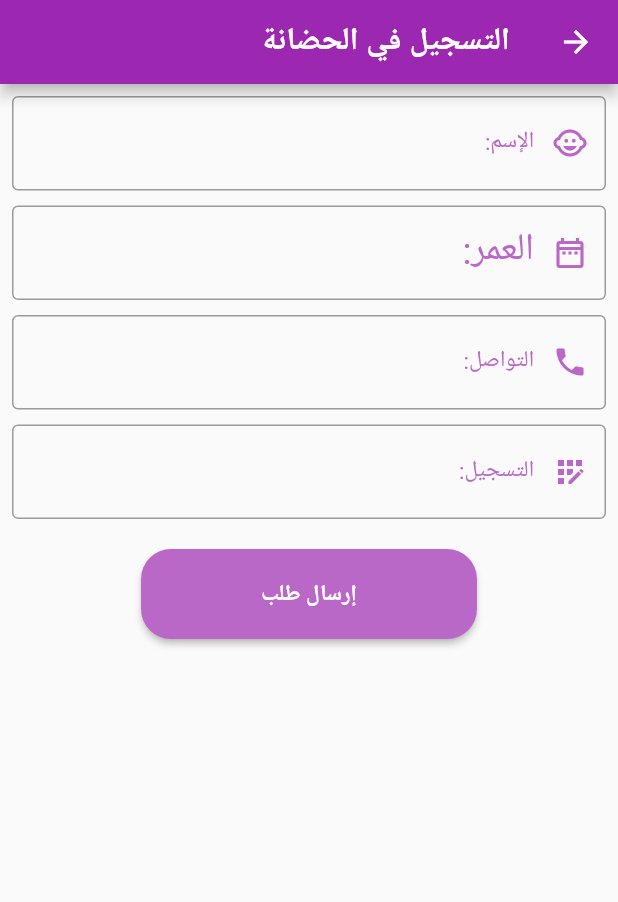
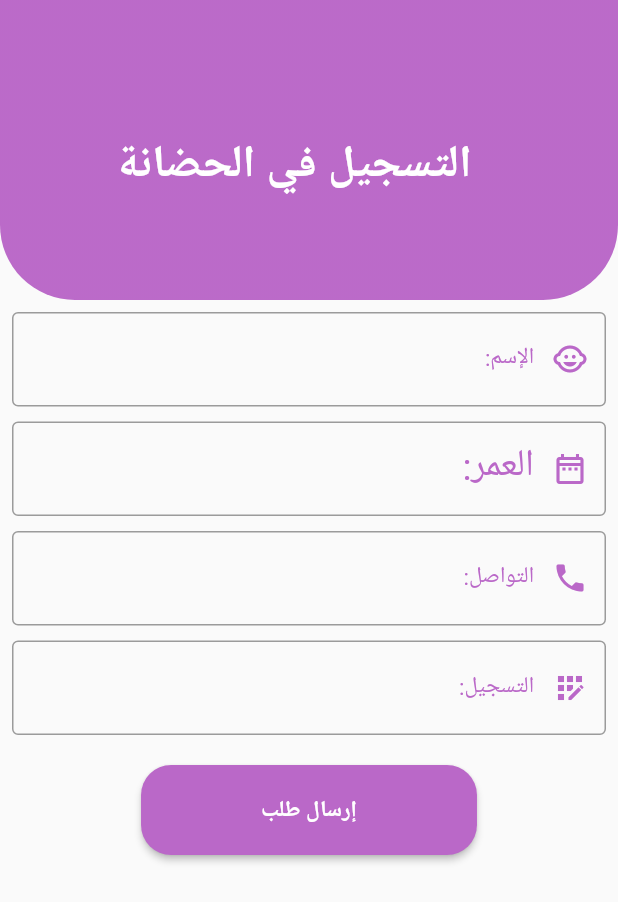
Before and after one commit to Hawaa-Zain/app_kidzone, a Flutter app: the RegisterScreen screen opened directly, on a phone screen of 412 x 824 dp. Shown: the top 902 px of the screen. Run offline on Flutter 3.47's test engine with Material 2 defaults, Android fonts, the phone set to English and light mode, and no system bars; our stand-ins replace cloud_firestore, firebase_auth, firebase_core, firebase_storage, flutter_spinkit, fluttertoast; accounts and stored records are empty.

```diff
--- a/lib/Parent/register_screen.dart
+++ b/lib/Parent/register_screen.dart
@@ -5,14 +5,46 @@ import 'package:kidzone_app/Parent/splash_screen.dart';
 void main() => runApp(RegisterScreen());
 
 class RegisterScreen extends StatelessWidget {
-  get image => null;
 
   @override
-  Widget build(BuildContext context) => Scaffold(
-        appBar: AppBar(
-          title: Text('التسجيل في الحضانة '),
+  Widget build(BuildContext context) {
+  return Scaffold(
+      body: SingleChildScrollView(
+          child: Column(children: [
+            Container(
+              height: 200,
+              decoration: BoxDecoration(
+                borderRadius: BorderRadius.only(
+                    bottomLeft: Radius.circular(50),
+                    bottomRight: Radius.circular(50)),
+                color: new Color(0xFFFFFFFF),
+                gradient: LinearGradient(
+                  colors: [(new Color(0xFFBBA68C8)), new Color(0xFFBBA68C8)],
+                  begin: Alignment.topCenter,
+                  end: Alignment.bottomCenter,
                 ),
-        body: Padding(
+              ),
+              child: Center(
+                  child: Column(
+                    mainAxisAlignment: MainAxisAlignment.spaceEvenly,
+                    crossAxisAlignment: CrossAxisAlignment.center,
+                    children: [
+                      Container(
+                        margin: EdgeInsets.only(right: 20, top: 20),
+                        alignment: Alignment.bottomCenter,
+                        child: Text(
+                          " التسجيل في الحضانة ",
+                          style: TextStyle(
+                            fontSize: 30,
+                            color: Colors.white,
+                            fontWeight: FontWeight.bold,
+                          ),
+                        ),
+                      )
+                    ],
+                  )),
+            ),
+            Padding(
               padding: const EdgeInsets.all(8),
               child: Column(children: [
                 TextFormField(
@@ -90,5 +122,6 @@ class RegisterScreen extends StatelessWidget {
                 ),
               ]),
             ),
-      );
+          ])));
   }
+}
```
Also changed, not shown: lib/Center/Screen/kid_details.dart (+42 -9 lines). Lines whose indentation alone changed are shown as unchanged.
